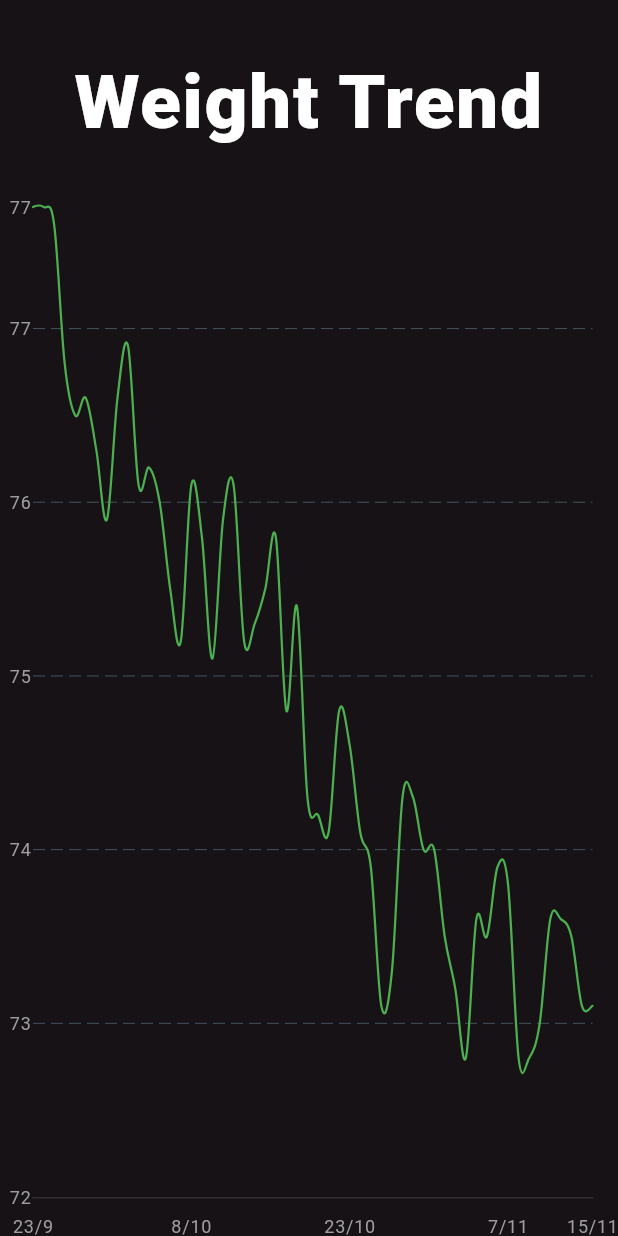
After one commit to TinNova/Weight_Trend, a Flutter app: the screen it shows after launch, on a phone screen of 412 x 824 dp. The commit adds this screen. Run offline on Flutter 3.47's test engine with Material 3 defaults, Android fonts, the phone set to English and light mode, and no system bars; drawn by our look-alikes of fl_chart; our stand-ins replace bloc, equatable, flutter_bloc.

Commit message:
Chart data moved to bloc and ChartWidget extracted out of ChartScreen

```diff
--- a/lib/chart/chart_bloc.dart
+++ b/lib/chart/chart_bloc.dart
@@ -1,15 +1,132 @@
 import 'dart:async';
 
 import 'package:bloc/bloc.dart';
+import 'package:equatable/equatable.dart';
+import 'package:fl_chart/fl_chart.dart';
 import 'package:meta/meta.dart';
+import 'package:weight_trend/chart/weight.dart';
 
 part 'chart_event.dart';
+
 part 'chart_state.dart';
 
 class ChartBloc extends Bloc<ChartEvent, ChartState> {
-  ChartBloc() : super(ChartInitial()) {
-    on<ChartEvent>((event, emit) {
-      // TODO: implement event handler
-    });
+
+  static List<DateTime> _dateTime = [
+    DateTime(2023, 9, 23),
+    DateTime(2023, 9, 24),
+    DateTime(2023, 9, 25),
+    DateTime(2023, 9, 26),
+    DateTime(2023, 9, 27),
+    DateTime(2023, 9, 28),
+    DateTime(2023, 9, 29),
+    DateTime(2023, 9, 30),
+    DateTime(2023, 10, 1),
+    DateTime(2023, 10, 2),
+    DateTime(2023, 10, 3),
+    DateTime(2023, 10, 4),
+    DateTime(2023, 10, 5),
+    DateTime(2023, 10, 6),
+    DateTime(2023, 10, 7),
+    DateTime(2023, 10, 8),
+    DateTime(2023, 10, 9),
+    DateTime(2023, 10, 10),
+    DateTime(2023, 10, 11),
+    DateTime(2023, 10, 12),
+    DateTime(2023, 10, 13),
+    DateTime(2023, 10, 14),
+    DateTime(2023, 10, 15),
+    DateTime(2023, 10, 16),
+    DateTime(2023, 10, 17),
+    DateTime(2023, 10, 18),
+    DateTime(2023, 10, 19),
+    DateTime(2023, 10, 20),
+    DateTime(2023, 10, 21),
+    DateTime(2023, 10, 22),
+    DateTime(2023, 10, 23),
+    DateTime(2023, 10, 24),
+    DateTime(2023, 10, 25),
+    DateTime(2023, 10, 26),
+    DateTime(2023, 10, 27),
+    DateTime(2023, 10, 28),
+    DateTime(2023, 10, 29),
+    DateTime(2023, 10, 30),
+    DateTime(2023, 10, 31),
+    DateTime(2023, 11, 1),
+    DateTime(2023, 11, 2),
+    DateTime(2023, 11, 3),
+    DateTime(2023, 11, 4),
+    DateTime(2023, 11, 5),
+    DateTime(2023, 11, 6),
+    DateTime(2023, 11, 7),
+    DateTime(2023, 11, 8),
+    DateTime(2023, 11, 9),
+    DateTime(2023, 11, 10),
+    DateTime(2023, 11, 11),
+    DateTime(2023, 11, 12),
+    DateTime(2023, 11, 13),
+    DateTime(2023, 11, 14),
+    DateTime(2023, 11, 15)
+  ];
+
+  static List<FlSpot> _spots = [
+    FlSpot(0, 77.7),
+    FlSpot(1, 77.7),
+    FlSpot(2, 77.6),
+    FlSpot(3, 76.8),
+    FlSpot(4, 76.5),
+    FlSpot(5, 76.6),
+    FlSpot(6, 76.3),
+    FlSpot(7, 75.9),
+    FlSpot(8, 76.6),
+    FlSpot(9, 76.9),
+    FlSpot(10, 76.1),
+    FlSpot(11, 76.2),
+    FlSpot(12, 76),
+    FlSpot(13, 75.5),
+    FlSpot(14, 75.2),
+    FlSpot(15, 76.1),
+    FlSpot(16, 75.8),
+    FlSpot(17, 75.1),
+    FlSpot(18, 75.9),
+    FlSpot(19, 76.1),
+    FlSpot(20, 75.2),
+    FlSpot(21, 75.3),
+    FlSpot(22, 75.5),
+    FlSpot(23, 75.8),
+    FlSpot(24, 74.8),
+    FlSpot(25, 75.4),
+    FlSpot(26, 74.3),
+    FlSpot(27, 74.2),
+    FlSpot(28, 74.1),
+    FlSpot(29, 74.8),
+    FlSpot(30, 74.6),
+    FlSpot(31, 74.1),
+    FlSpot(32, 73.9),
+    FlSpot(33, 73.1),
+    FlSpot(34, 73.3),
+    FlSpot(35, 74.3),
+    FlSpot(36, 74.3),
+    FlSpot(37, 74),
+    FlSpot(38, 74),
+    FlSpot(39, 73.5),
+    FlSpot(40, 73.2),
+    FlSpot(41, 72.8),
+    FlSpot(42, 73.6),
+    FlSpot(43, 73.5),
+    FlSpot(44, 73.9),
+    FlSpot(45, 73.8),
+    FlSpot(46, 72.8),
+    FlSpot(47, 72.8),
+    FlSpot(48, 73),
+    FlSpot(49, 73.6),
+    FlSpot(50, 73.6),
+    FlSpot(51, 73.5),
+    FlSpot(52, 73.1),
+    FlSpot(53, 73.1),
+  ];
+
+  ChartBloc() : super(ChartInitial(Weight(_dateTime, _spots), Weight([], []))) {
+
   }
 }
--- a/lib/chart/chart_state.dart
+++ b/lib/chart/chart_state.dart
@@ -1,6 +1,15 @@
 part of 'chart_bloc.dart';
 
-@immutable
-abstract class ChartState {}
+sealed class ChartState extends Equatable {
+  const ChartState(this.weight, this.trend);
 
-class ChartInitial extends ChartState {}
+  final Weight weight;
+  final Weight trend;
+}
+
+  final class ChartInitial extends ChartState {
+  ChartInitial(weight, trend) : super(weight, trend);
+
+  @override
+  List<Object?> get props => [weight, trend];
+}
--- /dev/null
+++ b/lib/chart/chart_widget.dart
@@ -0,0 +1,117 @@
+import 'package:fl_chart/fl_chart.dart';
+import 'package:flutter/material.dart';
+import 'package:weight_trend/chart/weight.dart';
+
+class ChartWidget extends StatelessWidget {
+  ChartWidget({required this.buildContext, required this.weight});
+
+  final BuildContext buildContext;
+  Weight weight;
+
+  @override
+  Widget build(BuildContext context) {
+    return LineChart(
+      lineChartData,
+      duration: const Duration(milliseconds: 250),
+    );
+  }
+
+  LineChartData get lineChartData => LineChartData(
+        lineTouchData: lineTouchData,
+        gridData: gridData,
+        titlesData: titlesData,
+        borderData: borderData,
+        lineBarsData: lineBarsData,
+        minX: 0,
+        maxX: weight.dates.length.toDouble() - 1,
+        maxY: 77.7,
+
+        ///replace with MaxValue from the selected range of weight data
+        minY: 72,
+
+        ///replace with MinValue from the selected range of weight data
+      );
+
+  LineTouchData get lineTouchData => LineTouchData(
+        handleBuiltInTouches: true,
+        touchTooltipData: LineTouchTooltipData(
+          tooltipBgColor: Colors.blueGrey.withOpacity(0.8),
+        ),
+      );
+
+  FlTitlesData get titlesData => FlTitlesData(
+        bottomTitles: AxisTitles(sideTitles: bottomTitles),
+        rightTitles: const AxisTitles(
+          sideTitles: SideTitles(showTitles: false),
+        ),
+        topTitles: const AxisTitles(
+          sideTitles: SideTitles(showTitles: false),
+        ),
+        leftTitles: AxisTitles(sideTitles: leftTitles()),
+      );
+
+  List<LineChartBarData> get lineBarsData => [
+        lineChartBarData1,
+      ];
+
+  SideTitles leftTitles() => SideTitles(
+        getTitlesWidget: leftTitleWidgets,
+        showTitles: true,
+        interval: 1,
+        reservedSize: 15,
+      );
+
+  Widget leftTitleWidgets(double value, TitleMeta meta) {
+    return Text(
+      '${value.toInt()}',
+      style: Theme.of(buildContext).textTheme.labelSmall,
+      textAlign: TextAlign.right,
+    );
+  }
+
+  SideTitles get bottomTitles => SideTitles(
+        getTitlesWidget: bottomTitleWidgets,
+        showTitles: true,
+        interval: 15,
+        reservedSize: 25,
+      );
+
+  Widget bottomTitleWidgets(double xValue, TitleMeta meta) {
+    DateTime currentDate = weight.dates[xValue.toInt()];
+
+    return SideTitleWidget(
+      axisSide: meta.axisSide,
+      space: 10,
+      child: Text(
+        '${currentDate.day}/${currentDate.month}',
+        style: Theme.of(buildContext).textTheme.labelSmall,
+        textAlign: TextAlign.center,
+      ),
+    );
+  }
+
+  FlGridData get gridData => const FlGridData(
+        show: true,
+        drawVerticalLine: false,
+        horizontalInterval: 1.0,
+      );
+
+  FlBorderData get borderData => FlBorderData(
+        show: true,
+        border: Border(
+          bottom: BorderSide(color: Colors.grey.withOpacity(0.2), width: 1),
+          left: const BorderSide(color: Colors.transparent),
+          right: const BorderSide(color: Colors.transparent),
+          top: const BorderSide(color: Colors.transparent),
+        ),
+      );
+
+  LineChartBarData get lineChartBarData1 => LineChartBarData(
+      isCurved: true,
+      color: Colors.green,
+      barWidth: 1.5,
+      isStrokeCapRound: true,
+      dotData: const FlDotData(show: false),
+      belowBarData: BarAreaData(show: false),
+      spots: weight.spots);
+}
--- /dev/null
+++ b/lib/chart/weight.dart
@@ -0,0 +1,9 @@
+import 'package:fl_chart/fl_chart.dart';
+
+class Weight {
+   final List<DateTime> dates;
+   final List<FlSpot> spots;
+
+  Weight(this.dates, this.spots);
+
+}
--- a/lib/main.dart
+++ b/lib/main.dart
@@ -12,7 +12,7 @@ class MyApp extends StatelessWidget {
   @override
   Widget build(BuildContext context) {
     return MaterialApp(
-      home: LineChartSample1(),
+      home: ChartScreen(),
 
       ///Use the below commented out code once you have more screens
       // initialRoute: MainScreen.id,
```
Also changed, not shown: lib/chart/chart_screen.dart (+31 -243 lines).
